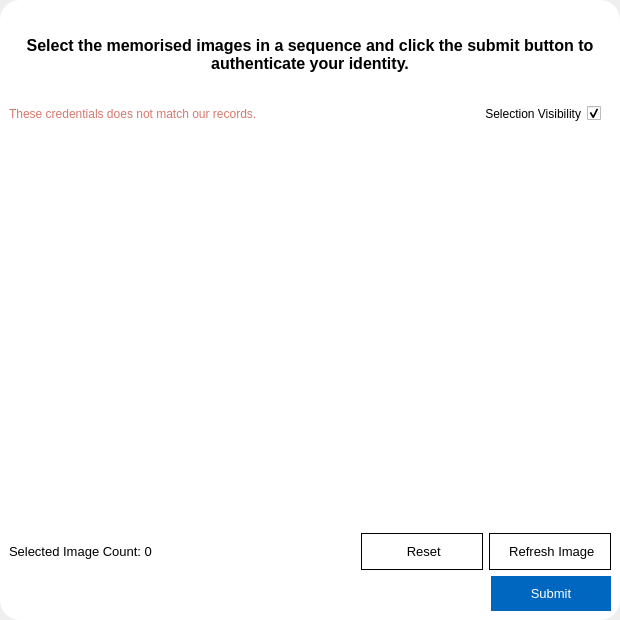
Above: src/views/authenticate_views/picture_password_view.ui from devforgely/MFA-Simulator before the change. Below: the same form after it.
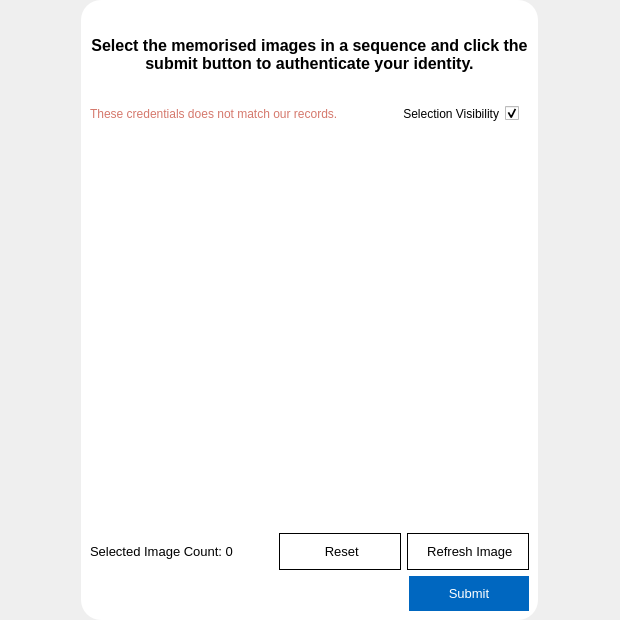
That is the form after the change. Icons and pictures are not drawn. Custom widgets are drawn as their Qt base class.

The edit to the form file:
```diff
--- a/src/views/authenticate_views/picture_password_view.ui
+++ b/src/views/authenticate_views/picture_password_view.ui
@@ -79,7 +79,7 @@
    <property name="bottomMargin">
     <number>0</number>
    </property>
-   <item>
+   <item alignment="Qt::AlignHCenter">
     <widget class="ShadowFrame" name="frame">
      <property name="maximumSize">
       <size>
```
